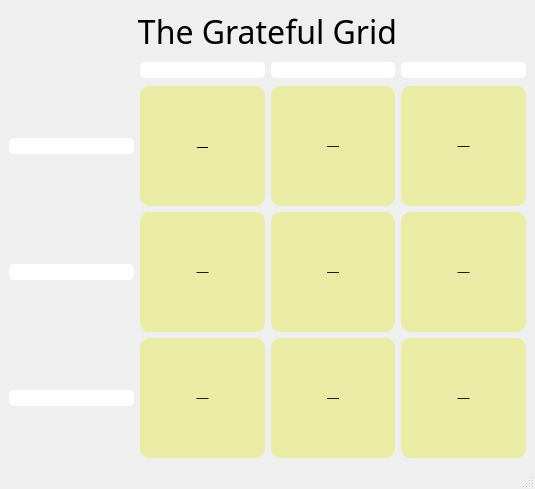
Before: the Qt Designer form ui/main_window.ui in LucasLHenry/grateful_deadle, drawn with Qt 5.
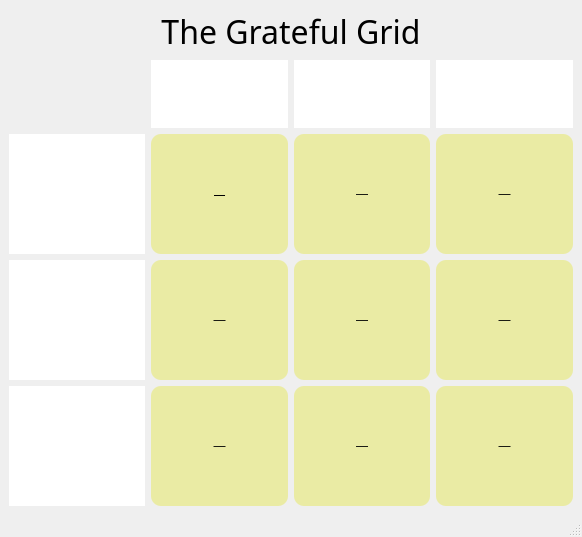
After: the same form once the commit is applied.

```diff
--- a/ui/main_window.ui
+++ b/ui/main_window.ui
@@ -6,8 +6,8 @@
    <rect>
     <x>0</x>
     <y>0</y>
-    <width>535</width>
-    <height>478</height>
+    <width>582</width>
+    <height>526</height>
    </rect>
   </property>
   <property name="windowTitle">
@@ -19,8 +19,9 @@
     background-color: rgb(234, 235, 164)
 }
 
-QLineEdit {
-	border-radius: 5px;
+QTextEdit {
+	border-radius: 10px;
+	font: 12pt &quot;Segoe UI Variable Display&quot;;
 }</string>
   </property>
   <widget class="QWidget" name="centralwidget">
@@ -324,6 +325,28 @@
         </property>
        </widget>
       </item>
+      <item row="0" column="1">
+       <widget class="QTextEdit" name="col_1_te"/>
+      </item>
+      <item row="0" column="2">
+       <widget class="QTextEdit" name="col_2_te"/>
+      </item>
+      <item row="0" column="3">
+       <widget class="QTextEdit" name="col_3_te"/>
+      </item>
+      <item row="1" column="0">
+       <widget class="QTextEdit" name="row_1_te"/>
+      </item>
+      <item row="2" column="0">
+       <widget class="QTextEdit" name="row_2_te">
+        <property name="readOnly">
+         <bool>false</bool>
+        </property>
+       </widget>
+      </item>
+      <item row="3" column="0">
+       <widget class="QTextEdit" name="row_3_te"/>
+      </item>
      </layout>
     </item>
    </layout>
```
Left out of the diff: 71 changed lines with no effect on the pictures.
